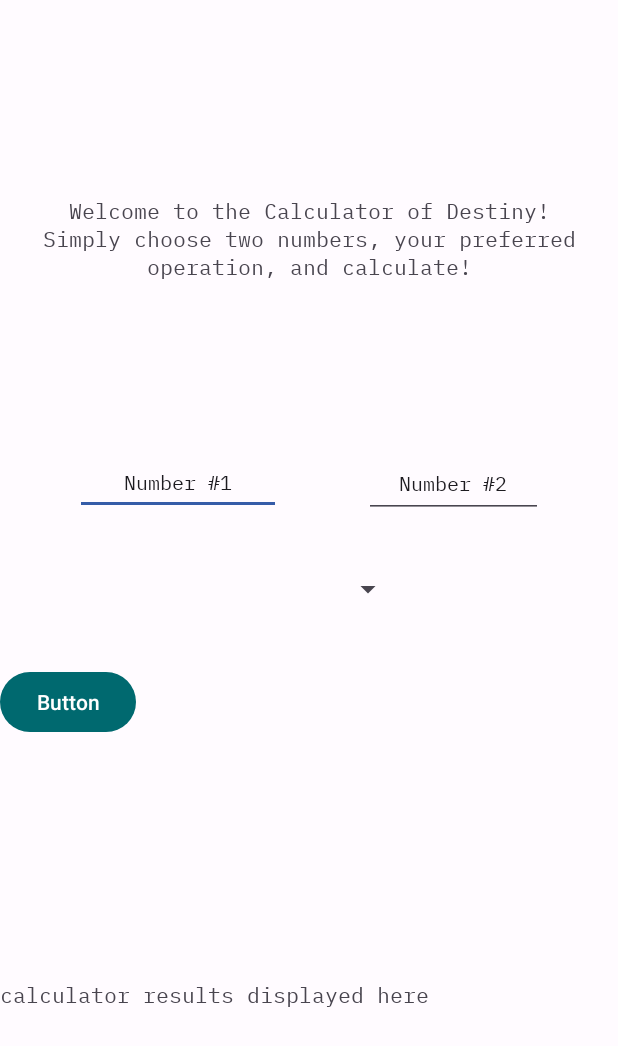
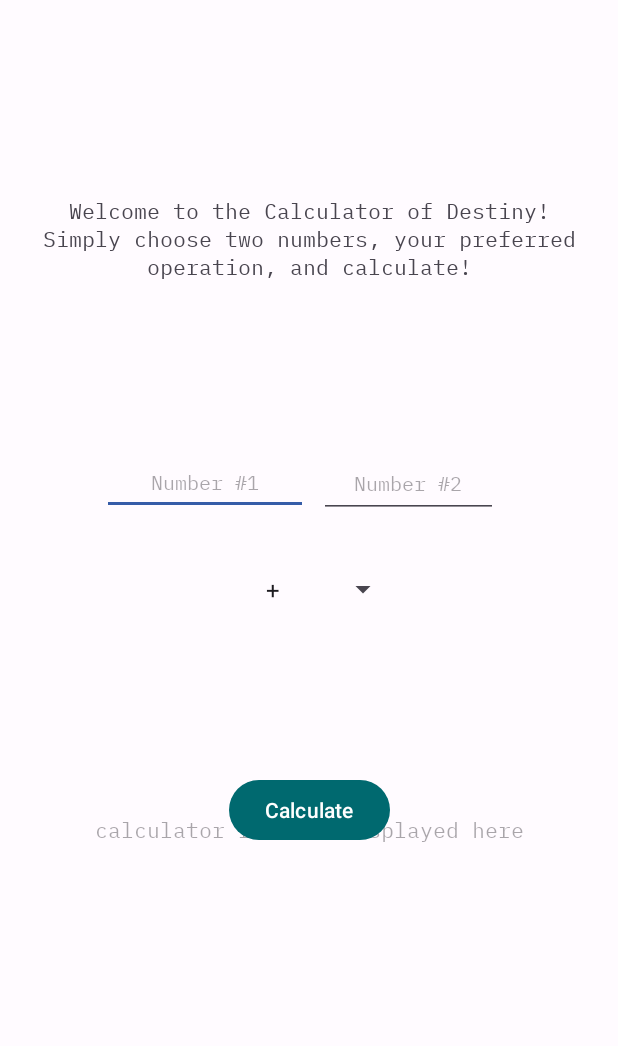
Before and after one commit to Ilyas1434/CalculatorAppIlyas, an Android app: the screen it shows after launch (MainActivity), on a phone screen of 412 x 824 dp. Shown: the top 1046 px of the screen. Run offline under Robolectric (Android 15) with nearby library versions, the phone set to English and light mode, and no system bars; Roboto replaces fonts that are not available here.

Commit message:
Created spinner object, and filled it. A
I need to now:
- Create an onclick event
- Make a "listener" for the spinner
- Add colors according to MD3
- Adjust UI look overall
-(If time) add sound to button

```diff
--- a/app/src/main/AndroidManifest.xml
+++ b/app/src/main/AndroidManifest.xml
@@ -21,6 +21,7 @@
                 <category android:name="android.intent.category.LAUNCHER" />
             </intent-filter>
         </activity>
+
         <meta-data
             android:name="preloaded_fonts"
             android:resource="@array/preloaded_fonts" />
--- a/app/src/main/java/com/example/calculatorproject/MainActivity.java
+++ b/app/src/main/java/com/example/calculatorproject/MainActivity.java
@@ -3,6 +3,8 @@ package com.example.calculatorproject;
 import androidx.appcompat.app.AppCompatActivity;
 
 import android.os.Bundle;
+import android.widget.ArrayAdapter;
+import android.widget.Spinner;
 
 public class MainActivity extends AppCompatActivity {
 
@@ -10,5 +12,24 @@ public class MainActivity extends AppCompatActivity {
     protected void onCreate(Bundle savedInstanceState) {
         super.onCreate(savedInstanceState);
         setContentView(R.layout.activity_main);
+        Spinner spinner = findViewById(R.id.dropDown);
+        CreateSpinner(spinner);
+
+
+    }
+    // The below block of code fills the dropdown menu, and sets its specific type
+    //SOURCE: CodeEasy on YouTube and some help explaining with ChatGPT
+
+    /**
+     * This method is used to fill the spinner (dropdown) widget with elements using ArrayAdapter
+     * SOURCE: CodeEasy on YouTube.com and ChatGPT for help understanding
+     */
+    public void CreateSpinner(Spinner s) {
+        String[] elems = {"+", "-", "×","÷"};
+        // An ArrayAdapter takes data from the code backend and displays it to UI elements
+        ArrayAdapter<String> adapter = new ArrayAdapter<>(this, android.R.layout.simple_spinner_item, elems);
+        // Sets view to look in a specific layout
+        adapter.setDropDownViewResource(android.R.layout.simple_spinner_dropdown_item);
+        s.setAdapter(adapter);
     }
 }
--- a/app/src/main/res/layout/activity_main.xml
+++ b/app/src/main/res/layout/activity_main.xml
@@ -24,22 +24,23 @@
         android:id="@+id/resultDisplay"
         android:layout_width="wrap_content"
         android:layout_height="wrap_content"
-        android:layout_marginBottom="150dp"
+        android:layout_marginBottom="260dp"
         android:fontFamily="@font/ibm_plex_mono"
-        android:text="@string/calcResults"
+        android:hint="@string/calcResults"
         app:layout_constraintBottom_toBottomOf="parent"
-        tools:layout_editor_absoluteX="67dp" />
+        app:layout_constraintEnd_toEndOf="parent"
+        app:layout_constraintStart_toStartOf="parent" />
 
     <EditText
         android:id="@+id/firstNumber"
         android:layout_width="137dp"
         android:layout_height="43dp"
-        android:layout_marginStart="50dp"
+        android:layout_marginStart="68dp"
         android:layout_marginTop="300dp"
         android:ems="10"
         android:fontFamily="@font/ibm_plex_mono"
+        android:hint="Number #1"
         android:inputType="text"
-        android:text="Number #1"
         android:textAlignment="center"
         android:textSize="@dimen/inputFontSize"
         app:layout_constraintStart_toStartOf="parent"
@@ -50,11 +51,11 @@
         android:layout_width="119dp"
         android:layout_height="45dp"
         android:layout_marginTop="300dp"
-        android:layout_marginEnd="50dp"
+        android:layout_marginEnd="80dp"
         android:ems="10"
         android:fontFamily="@font/ibm_plex_mono"
+        android:hint="Number #2"
         android:inputType="text"
-        android:text="Number #2"
         android:textAlignment="center"
         android:textSize="@dimen/inputFontSize"
         app:layout_constraintEnd_toEndOf="parent"
@@ -64,18 +65,19 @@
         android:id="@+id/calculateButton"
         android:layout_width="wrap_content"
         android:layout_height="wrap_content"
-        android:layout_marginTop="444dp"
-        android:text="Button"
-        app:layout_constraintTop_toTopOf="parent"
-        tools:layout_editor_absoluteX="160dp" />
+        android:layout_marginTop="516dp"
+        android:text="Calculate"
+        app:layout_constraintEnd_toEndOf="parent"
+        app:layout_constraintStart_toStartOf="parent"
+        app:layout_constraintTop_toTopOf="parent" />
 
     <Spinner
-        android:id="@+id/spinner"
+        android:id="@+id/dropDown"
         android:layout_width="119dp"
         android:layout_height="26dp"
-        android:layout_marginStart="150dp"
         android:layout_marginTop="380dp"
         android:textAlignment="center"
+        app:layout_constraintEnd_toEndOf="parent"
         app:layout_constraintStart_toStartOf="parent"
         app:layout_constraintTop_toTopOf="parent" />
 </androidx.constraintlayout.widget.ConstraintLayout>
--- a/app/src/main/res/values/strings.xml
+++ b/app/src/main/res/values/strings.xml
@@ -1,7 +1,7 @@
 <?xml version="1.0" encoding="utf-8"?>
 
 <resources>
-    <string name = "introMsg">
+    <string name="introMsg">
         Welcome to the Calculator of Destiny!
 
 Simply choose two numbers, your preferred operation, and calculate!
--- a/settings.gradle
+++ b/settings.gradle
@@ -14,3 +14,4 @@ dependencyResolutionManagement {
 }
 rootProject.name = "Calculator project"
 include ':app'
+include ':app'
```
Also changed, not shown: app/src/main/java/com/example/myapplication/MainActivity.java (added, +26 -0 lines), 2 other files.
